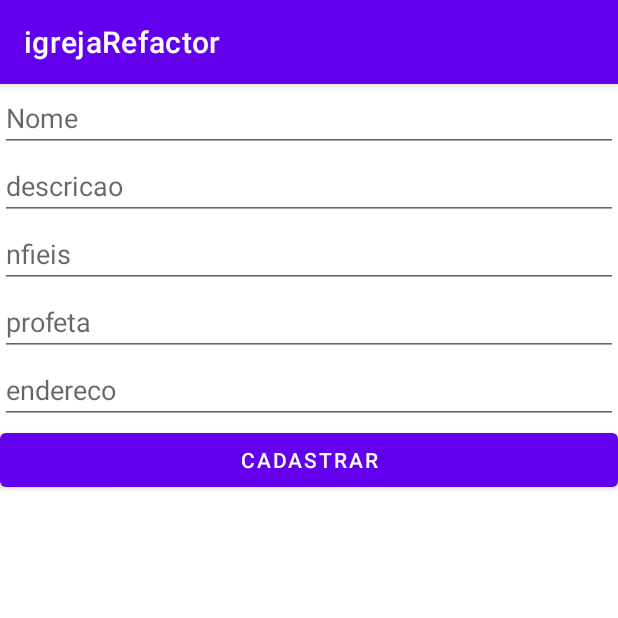
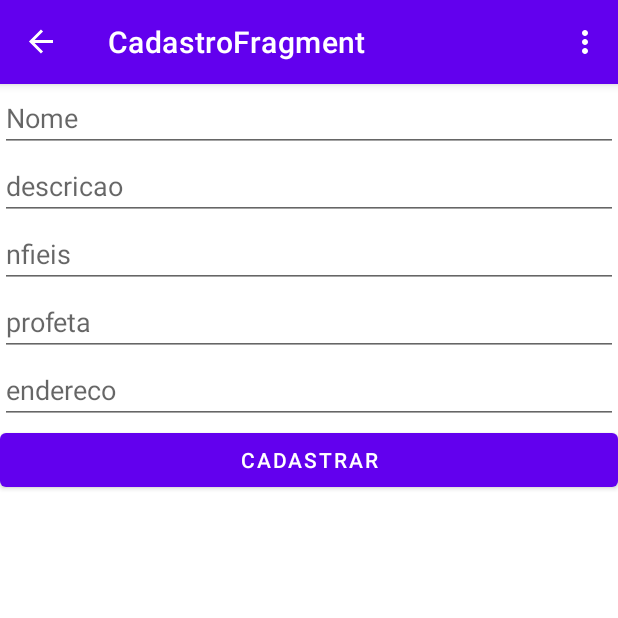
Before and after one commit to eedduuaarrddoo/refactorIgreja, an Android app: the CadastroFragment screen opened through its navigation route, on a phone screen of 412 x 824 dp, the top half of it. Run offline under Robolectric (Android 15) with nearby library versions, the phone set to English and light mode, and no system bars; our stand-ins replace Room's generated code, data binding, navigation-ui.

Commit message:
menu faltando rafctor

```diff
--- a/app/build.gradle
+++ b/app/build.gradle
@@ -44,6 +44,7 @@ dependencies {
     implementation 'com.google.android.material:material:1.5.0'
     implementation 'androidx.constraintlayout:constraintlayout:2.1.3'
     implementation 'androidx.legacy:legacy-support-v4:1.0.0'
+    implementation 'androidx.mediarouter:mediarouter:1.2.6'
     testImplementation 'junit:junit:4.+'
     androidTestImplementation 'androidx.test.ext:junit:1.1.3'
     androidTestImplementation 'androidx.test.espresso:espresso-core:3.4.0'
--- a/app/src/main/java/prova/example/igrejarefactor/CadastroFragment.kt
+++ b/app/src/main/java/prova/example/igrejarefactor/CadastroFragment.kt
@@ -1,10 +1,9 @@
 package prova.example.igrejarefactor
 
 import android.os.Bundle
+import android.view.*
+import android.widget.Toast
 import androidx.fragment.app.Fragment
-import android.view.LayoutInflater
-import android.view.View
-import android.view.ViewGroup
 import androidx.databinding.DataBindingUtil
 import androidx.lifecycle.ViewModel
 import androidx.lifecycle.ViewModelProvider
@@ -26,8 +25,22 @@ class CadastroFragment : Fragment() {
             viewModel.cadastraIgreja()
         Navigation.findNavController(it).navigate(CadastroFragmentDirections.actionCadastroFragmentToHomeFragment())
         }
-
+        setHasOptionsMenu(true)
         return binding.root
     }
+    override fun onCreateOptionsMenu(menu: Menu, inflater: MenuInflater) {
+        super.onCreateOptionsMenu(menu, inflater)
+        inflater.inflate(R.menu.ajudamenu,menu)
+
+    }
+
+    override fun onOptionsItemSelected(item: MenuItem): Boolean {
+        if(item.itemId==R.id.menuajuda){
+            Toast.makeText(context,"insira os dados de cadastro", Toast.LENGTH_SHORT)
+        }
+
+        return super.onOptionsItemSelected(item)
+    }
+
 
 }
--- a/app/src/main/java/prova/example/igrejarefactor/HomeFragment.kt
+++ b/app/src/main/java/prova/example/igrejarefactor/HomeFragment.kt
@@ -1,10 +1,9 @@
 package prova.example.igrejarefactor
 
 import android.os.Bundle
+import android.view.*
+import android.widget.Toast
 import androidx.fragment.app.Fragment
-import android.view.LayoutInflater
-import android.view.View
-import android.view.ViewGroup
 import androidx.databinding.DataBindingUtil
 import androidx.lifecycle.Observer
 import androidx.lifecycle.ViewModelProvider
@@ -33,24 +32,39 @@ class HomeFragment : Fragment() {
         binding.recyclerView.addOnItemTouchListener(RecycleViewClickListener(binding.recyclerView, object :RecycleViewClickListener.OnItemClickListener{
 
             override fun onItemClick(view: View, position: Int) {
-Navigation.findNavController(binding.recyclerView).navigate(HomeFragmentDirections.actionHomeFragmentToDetalhesFragment())
+Navigation.findNavController(binding.recyclerView).navigate(HomeFragmentDirections.actionHomeFragmentToDetalhesFragment(adapter.list[position].id   ))
 
     }
 
     override fun onItemLongClick(view: View, position: Int) {
-        Navigation.findNavController(binding.recyclerView).navigate(HomeFragmentDirections.actionHomeFragmentToAlteraFragment())
+        Navigation.findNavController(binding.recyclerView).navigate(HomeFragmentDirections.actionHomeFragmentToAlteraFragment(adapter.list[position].id  ))
 
 
     }
 
 
 }))
-
+        setHasOptionsMenu(true)
 
         return binding.root
 
 
+    }
+
+    override fun onCreateOptionsMenu(menu: Menu, inflater: MenuInflater) {
+        super.onCreateOptionsMenu(menu, inflater)
+        inflater.inflate(R.menu.ajudamenu,menu)
 
     }
 
+    override fun onOptionsItemSelected(item: MenuItem): Boolean {
+        if(item.itemId==R.id.menuajuda){
+            Toast.makeText(context,"IGREJAS CADASTRADAS", Toast.LENGTH_SHORT)
+        }
+
+        return super.onOptionsItemSelected(item)
+    }
+
+
+
 }
--- a/app/src/main/java/prova/example/igrejarefactor/Igreja.kt
+++ b/app/src/main/java/prova/example/igrejarefactor/Igreja.kt
@@ -13,6 +13,6 @@ class Igreja (
 
 ){
     @PrimaryKey(autoGenerate = true)
-    var id = 0
+    var id:Long = 0
     constructor() :this ("", "", 0, "", "")
 }
--- a/app/src/main/java/prova/example/igrejarefactor/MainActivity.kt
+++ b/app/src/main/java/prova/example/igrejarefactor/MainActivity.kt
@@ -2,12 +2,35 @@ package prova.example.igrejarefactor
 
 import androidx.appcompat.app.AppCompatActivity
 import android.os.Bundle
+import androidx.databinding.DataBindingUtil
+import androidx.navigation.Navigation
+import androidx.navigation.fragment.NavHostFragment
+import androidx.navigation.fragment.findNavController
+import androidx.navigation.ui.NavigationUI
 import prova.example.igrejarefactor.databinding.ActivityMainBinding
 
 class MainActivity : AppCompatActivity() {
+
     lateinit var binding: ActivityMainBinding
     override fun onCreate(savedInstanceState: Bundle?) {
         super.onCreate(savedInstanceState)
-        setContentView(R.layout.activity_main)
+        binding=DataBindingUtil.setContentView(this, R.layout.activity_main)
+       val navHostFragment= supportFragmentManager.findFragmentById(R.id.myNavHostFragment) as NavHostFragment
+        val navController = navHostFragment.navController
+        NavigationUI.setupActionBarWithNavController(this, navController,binding.drawerLayout)
+        NavigationUI.setupWithNavController(binding.navView, navController)
+
+
     }
+
+    override fun onSupportNavigateUp(): Boolean {
+        val navController=Navigation.findNavController(this,R.id.myNavHostFragment)
+
+        return NavigationUI.navigateUp(navController,binding.drawerLayout)
+    }
+
+
+
+
+
 }
--- a/app/src/main/res/layout/activity_main.xml
+++ b/app/src/main/res/layout/activity_main.xml
@@ -22,10 +22,17 @@
                 android:layout_height="match_parent"
                 app:navGraph="@navigation/navigation"
                 app:defaultNavHost="true" />
+<com.google.android.material.navigation.NavigationView
+    android:id="@+id/navView"
+    app:menu="@menu/menuprincipal"
+    android:layout_gravity="start"
+    app:headerLayout="@layout/gaveta"
+    android:layout_width="wrap_content"
+    android:layout_height="match_parent">
 
+        </com.google.android.material.navigation.NavigationView>
 
-
-        </androidx.drawerlayout.widget.DrawerLayout>
+    </androidx.drawerlayout.widget.DrawerLayout>
 
     </LinearLayout>
 </layout>
--- /dev/null
+++ b/app/src/main/res/menu/ajudamenu.xml
@@ -0,0 +1,9 @@
+<?xml version="1.0" encoding="utf-8"?>
+<menu xmlns:app="http://schemas.android.com/apk/res-auto"
+    xmlns:android="http://schemas.android.com/apk/res/android">
+
+
+    <item android:title="ajuda"
+        android:id="@+id/menuajuda"
+        />
+</menu>
--- /dev/null
+++ b/app/src/main/res/menu/menuprincipal.xml
@@ -0,0 +1,11 @@
+<?xml version="1.0" encoding="utf-8"?>
+<menu xmlns:app="http://schemas.android.com/apk/res-auto"
+    xmlns:android="http://schemas.android.com/apk/res/android">
+
+    <item
+        android:id="@+id/cadastroFragment"
+        android:title="cadastro" />
+    <item
+        android:id="@+id/sobreFragment"
+        android:title="sobre" />
+</menu>
--- a/app/src/main/res/navigation/navigation.xml
+++ b/app/src/main/res/navigation/navigation.xml
@@ -12,6 +12,9 @@
         <action
             android:id="@+id/action_alteraFragment_to_homeFragment"
             app:destination="@id/homeFragment" />
+        <argument
+            android:name="id"
+            app:argType="long" />
     </fragment>
     <fragment
         android:id="@+id/cadastroFragment"
@@ -43,5 +46,13 @@
         <action
             android:id="@+id/action_detalhesFragment_to_homeFragment"
             app:destination="@id/homeFragment" />
+        <argument
+            android:name="id"
+            app:argType="long" />
     </fragment>
+    <fragment
+        android:id="@+id/sobreFragment"
+        android:name="prova.example.igrejarefactor.SobreFragment"
+        android:label="fragment_sobre"
+        tools:layout="@layout/fragment_sobre" />
 </navigation>
```
Also changed, not shown: app/src/main/java/prova/example/igrejarefactor/AlteraFragment.kt (+20 -5 lines), app/src/main/java/prova/example/igrejarefactor/AlteraViewModel.kt (+12 -6 lines), app/src/main/java/prova/example/igrejarefactor/DetalhesFragment.kt (+28 -4 lines), app/src/main/java/prova/example/igrejarefactor/DetalhesViewModel.kt (+12 -5 lines), app/src/main/java/prova/example/igrejarefactor/SobreFragment.kt (added, +25 -0 lines), app/src/main/res/layout/fragment_sobre.xml (added, +14 -0 lines), app/src/main/res/layout/gaveta.xml (added, +12 -0 lines).
